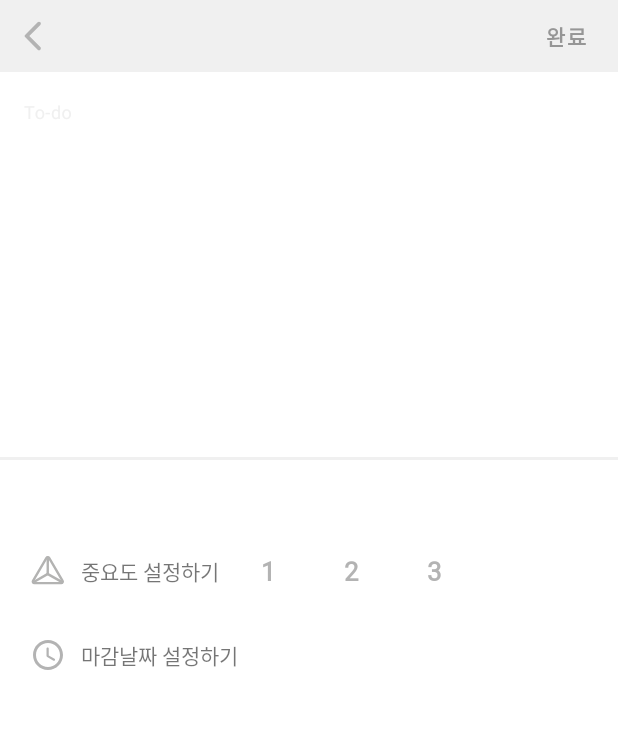
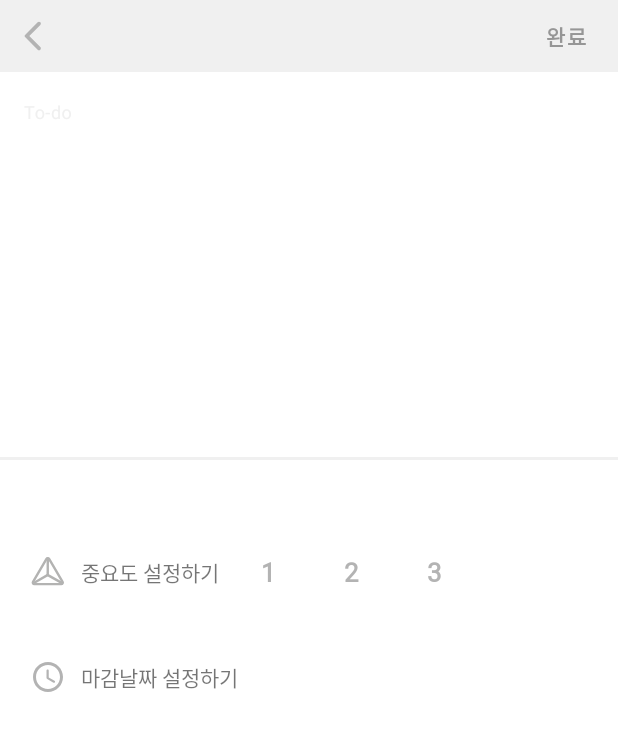
Before and after one commit to KimYuJeongg/DoDo, an Android app: the AddActivity screen opened directly, with no data from a screen before it, on a phone screen of 412 x 824 dp. Shown: the top 731 px of the screen. Run offline under Robolectric (Android 15) with nearby library versions, the phone set to English and light mode, and no system bars; our stand-ins replace Room's generated code.

Commit message:
Add insert data part

```diff
--- a/app/src/main/java/com/sample/dodo/MainActivity.java
+++ b/app/src/main/java/com/sample/dodo/MainActivity.java
@@ -40,8 +40,6 @@ public class MainActivity extends AppCompatActivity {
         DrawerLayout drawer = binding.drawerLayout;
         NavigationView navigationView = binding.navView;
         getSupportActionBar().setTitle(null);
-        // Passing each menu ID as a set of Ids because each
-        // menu should be considered as top level destinations.
         mAppBarConfiguration = new AppBarConfiguration.Builder(
                 R.id.nav_home, R.id.nav_gallery, R.id.nav_slideshow)
                 .setOpenableLayout(drawer)
--- a/app/src/main/java/com/sample/dodo/data/ToDo.java
+++ b/app/src/main/java/com/sample/dodo/data/ToDo.java
@@ -10,8 +10,9 @@ import java.sql.Time;
 @Entity
 public class ToDo {
 
-    public ToDo(String contents) {
+    public ToDo(String contents, int importance) {
         this.contents = contents;
+        this.importance = importance;
     }
 
     @PrimaryKey(autoGenerate = true)
--- a/app/src/main/res/drawable/ic_time.xml
+++ b/app/src/main/res/drawable/ic_time.xml
@@ -1,5 +1,10 @@
-<vector android:height="24dp" android:tint="#B3B3B3"
-    android:viewportHeight="24" android:viewportWidth="24"
-    android:width="24dp" xmlns:android="http://schemas.android.com/apk/res/android">
-    <path android:fillColor="@android:color/white" android:pathData="M11.99,2C6.47,2 2,6.48 2,12s4.47,10 9.99,10C17.52,22 22,17.52 22,12S17.52,2 11.99,2zM12,20c-4.42,0 -8,-3.58 -8,-8s3.58,-8 8,-8 8,3.58 8,8 -3.58,8 -8,8zM11.78,7h-0.06c-0.4,0 -0.72,0.32 -0.72,0.72v4.72c0,0.35 0.18,0.68 0.49,0.86l4.15,2.49c0.34,0.2 0.78,0.1 0.98,-0.24 0.21,-0.34 0.1,-0.79 -0.25,-0.99l-3.87,-2.3L12.5,7.72c0,-0.4 -0.32,-0.72 -0.72,-0.72z"/>
+<vector xmlns:android="http://schemas.android.com/apk/res/android"
+    android:width="24dp"
+    android:height="24dp"
+    android:tint="#B3B3B3"
+    android:viewportWidth="24"
+    android:viewportHeight="24">
+    <path
+        android:fillColor="@android:color/white"
+        android:pathData="M11.99,2C6.47,2 2,6.48 2,12s4.47,10 9.99,10C17.52,22 22,17.52 22,12S17.52,2 11.99,2zM12,20c-4.42,0 -8,-3.58 -8,-8s3.58,-8 8,-8 8,3.58 8,8 -3.58,8 -8,8zM11.78,7h-0.06c-0.4,0 -0.72,0.32 -0.72,0.72v4.72c0,0.35 0.18,0.68 0.49,0.86l4.15,2.49c0.34,0.2 0.78,0.1 0.98,-0.24 0.21,-0.34 0.1,-0.79 -0.25,-0.99l-3.87,-2.3L12.5,7.72c0,-0.4 -0.32,-0.72 -0.72,-0.72z" />
 </vector>
--- a/app/src/main/res/layout/activity_add.xml
+++ b/app/src/main/res/layout/activity_add.xml
@@ -45,7 +45,7 @@
             android:background="@color/white"
             android:gravity="top"
             android:hint="@string/to_do"
-            android:maxLength="200"
+            android:maxLength="20"
             android:textColor="@color/gray_4" />
     </com.google.android.material.textfield.TextInputLayout>
 
@@ -58,8 +58,7 @@
 
         <LinearLayout
             android:layout_width="match_parent"
-            android:layout_height="wrap_content"
-
+            android:layout_height="50dp"
             android:gravity="center_vertical"
             android:orientation="horizontal"
             android:paddingLeft="20dp">
@@ -79,23 +78,26 @@
             <Button
                 android:id="@+id/importance1"
                 style="@style/importance_number_style"
+                android:onClick="setImportance"
                 android:text="1" />
 
             <Button
                 android:id="@+id/importance2"
                 style="@style/importance_number_style"
+                android:onClick="setImportance"
                 android:text="2" />
 
             <Button
                 android:id="@+id/importance3"
                 style="@style/importance_number_style"
+                android:onClick="setImportance"
                 android:text="3" />
 
         </LinearLayout>
 
         <LinearLayout
             android:layout_width="match_parent"
-            android:layout_height="wrap_content"
+            android:layout_height="50dp"
             android:layout_marginTop="20dp"
             android:gravity="center_vertical"
             android:onClick="setDeadLine"
@@ -118,7 +120,7 @@
         <LinearLayout
             android:id="@+id/alarmLayout"
             android:layout_width="match_parent"
-            android:layout_height="wrap_content"
+            android:layout_height="50dp"
             android:layout_marginTop="20dp"
             android:gravity="center_vertical"
             android:onClick="setAlarm"
--- a/app/src/main/res/values/colors.xml
+++ b/app/src/main/res/values/colors.xml
@@ -16,4 +16,7 @@
     <color name="state_green">#8CD87D</color>
     <color name="state_yellow">#F8F172</color>
     <color name="state_red">#FF5E5E</color>
+    <color name="importance1">#8DB1FF</color>
+    <color name="importance2">#4D85FF</color>
+    <color name="importance3">#1761FF</color>
 </resources>
```
Also changed, not shown: app/src/main/java/com/sample/dodo/AddActivity.java (+78 -3 lines), app/src/main/java/com/sample/dodo/adapter/MainToDoRecyclerViewAdapter.java (+4 -3 lines), app/src/main/res/layout/todolist_item.xml (+7 -8 lines).
